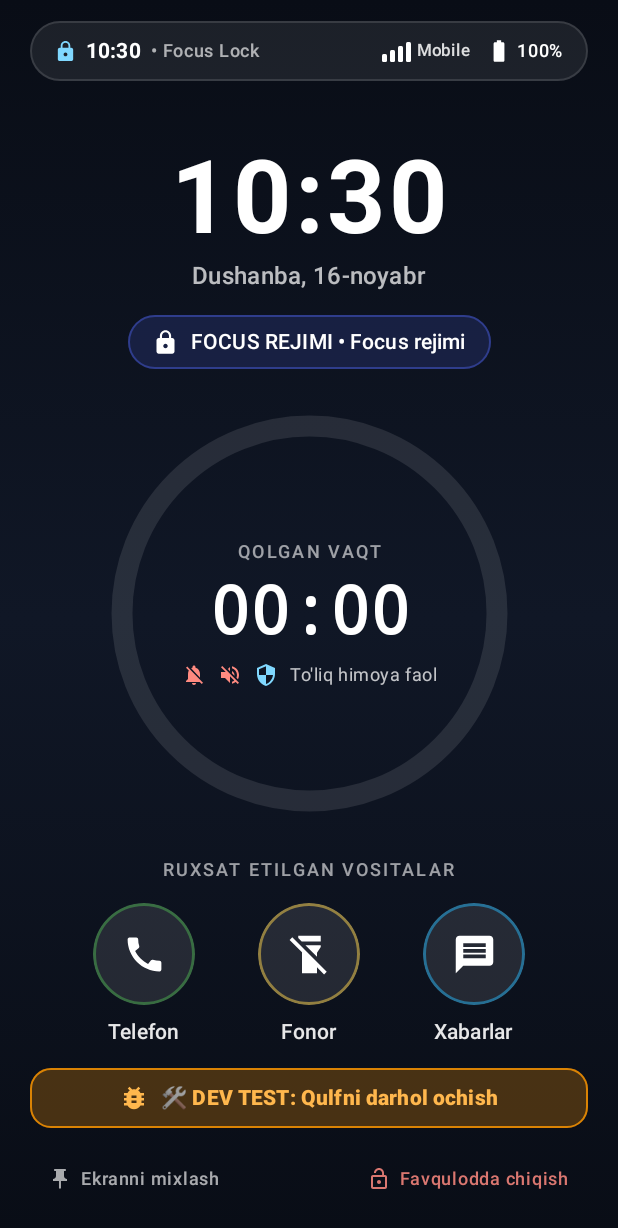
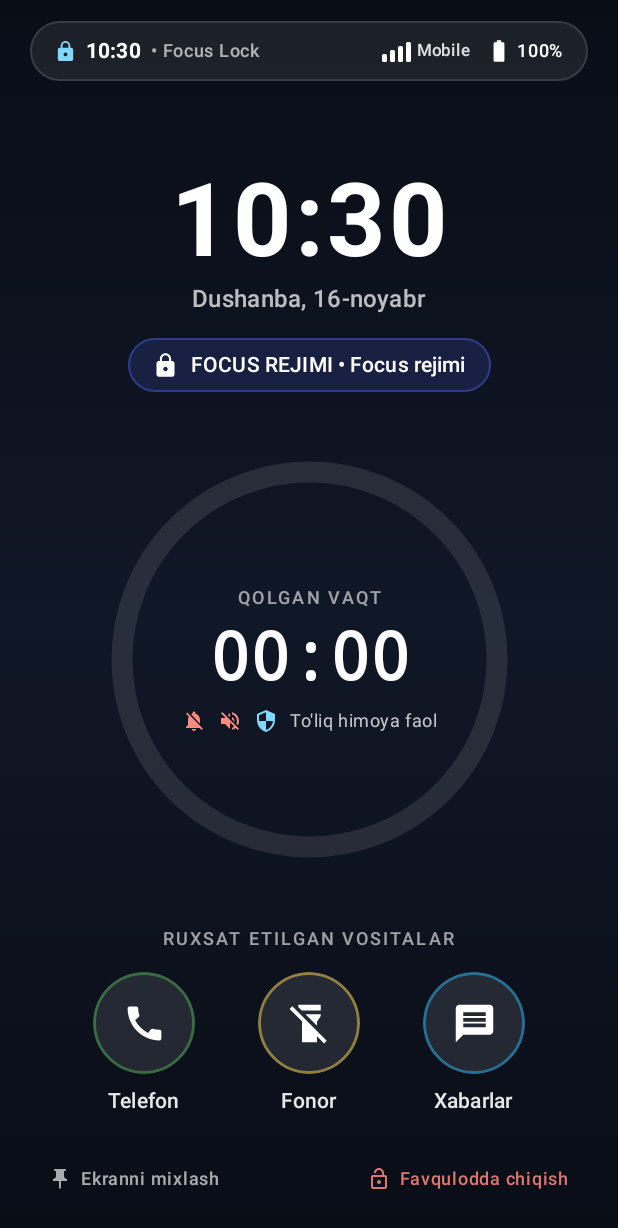
Before and after one commit to joxacybers/focus, an Android app built with Jetpack Compose: the LockScreenActivity screen opened directly, with no data from a screen before it, on a phone screen of 412 x 824 dp. Shown: the top 1228 px of the screen. Run offline under Robolectric (Android 15) with nearby library versions, the phone set to English and light mode, and no system bars; 1 statement that could not run was skipped.

Commit message:
Remove all Dev Test bypass buttons from LockScreen and notification for production readiness

```diff
--- a/app/src/main/java/com/example/focus/ui/lock/LockScreenActivity.kt
+++ b/app/src/main/java/com/example/focus/ui/lock/LockScreenActivity.kt
@@ -49,7 +49,6 @@ import androidx.compose.material.icons.automirrored.filled.VolumeOff
 import androidx.compose.material.icons.filled.BatteryChargingFull
 import androidx.compose.material.icons.filled.BatteryFull
 import androidx.compose.material.icons.filled.BatteryStd
-import androidx.compose.material.icons.filled.BugReport
 import androidx.compose.material.icons.filled.Call
 import androidx.compose.material.icons.filled.FlashlightOff
 import androidx.compose.material.icons.filled.FlashlightOn
@@ -585,39 +584,7 @@ private fun FullLockScreenContent(
                     )
                 }
 
-                Spacer(modifier = Modifier.height(14.dp))
-
-                // DEV MODE TEST BUTTON (Productionga chiqishdan oldin osongina o'chiriladi)
-                Surface(
-                    color = Color(0xFFFF9800).copy(alpha = 0.25f),
-                    shape = RoundedCornerShape(14.dp),
-                    modifier = Modifier
-                        .fillMaxWidth()
-                        .border(1.dp, Color(0xFFFF9800).copy(alpha = 0.8f), RoundedCornerShape(14.dp))
-                        .clickable { onEmergencyStop() }
-                ) {
-                    Row(
-                        modifier = Modifier.padding(horizontal = 14.dp, vertical = 10.dp),
-                        verticalAlignment = Alignment.CenterVertically,
-                        horizontalArrangement = Arrangement.Center
-                    ) {
-                        Icon(
-                            imageVector = Icons.Default.BugReport,
-                            contentDescription = null,
-                            tint = Color(0xFFFFB74D),
-                            modifier = Modifier.size(20.dp)
-                        )
-                        Spacer(modifier = Modifier.width(8.dp))
-                        Text(
-                            text = "🛠️ DEV TEST: Qulfni darhol ochish",
-                            style = MaterialTheme.typography.labelLarge,
-                            fontWeight = FontWeight.ExtraBold,
-                            color = Color(0xFFFFB74D)
-                        )
-                    }
-                }
-
-                Spacer(modifier = Modifier.height(10.dp))
+                Spacer(modifier = Modifier.height(18.dp))
 
                 // Bottom row: Screen Pinning helper & Emergency Unlock
                 Row(
@@ -925,16 +892,6 @@ private fun EmergencyUnlockDialog(
                         isError = errorText != null,
                         supportingText = errorText?.let { msg -> { Text(msg) } }
                     )
-
-                    // Dev Mode instant unlock in dialog
-                    OutlinedButton(
-                        onClick = onConfirmUnlock,
-                        modifier = Modifier.fillMaxWidth()
-                    ) {
-                        Icon(Icons.Default.BugReport, contentDescription = null, modifier = Modifier.size(16.dp))
-                        Spacer(modifier = Modifier.width(6.dp))
-                        Text("🛠️ Dev Test: Misolsiz darhol ochish")
-                    }
                 } else {
                     Text("Haqiqatan ham joriy Focus/Study sessiyasini muddatidan oldin to'xtatmoqchimisiz?")
                 }
```
Also changed, not shown: app/src/main/java/com/example/focus/service/FocusForegroundService.kt (+0 -11 lines).
